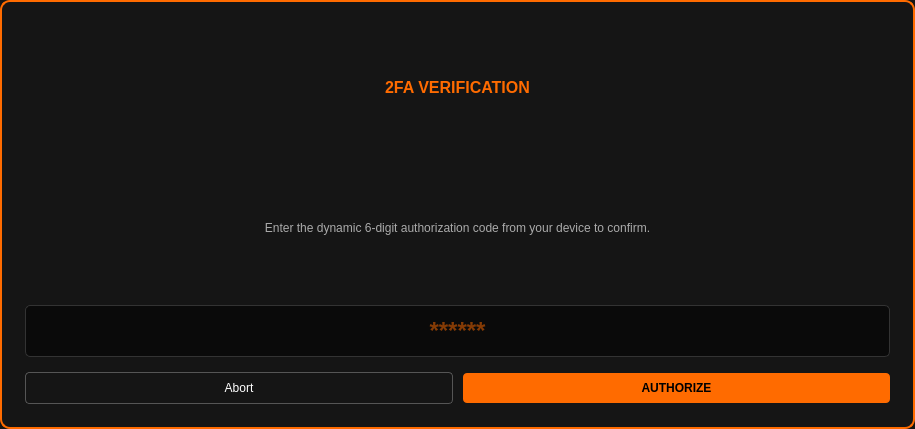
This is ui/totpdialog.ui in zuni-gleam/OOP-Banking-Management-System as Qt 5 draws it before an edit. The edited form follows.
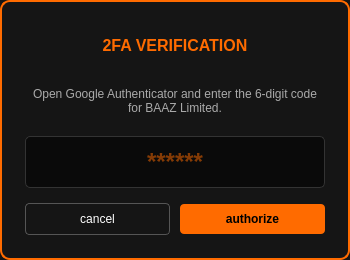
This is the edited form.

Diff of the .ui file:
```diff
--- a/ui/totpdialog.ui
+++ b/ui/totpdialog.ui
@@ -6,8 +6,8 @@
    <rect>
     <x>0</x>
     <y>0</y>
-    <width>915</width>
-    <height>429</height>
+    <width>350</width>
+    <height>260</height>
    </rect>
   </property>
   <property name="windowTitle">
@@ -50,8 +50,11 @@
      <property name="styleSheet">
       <string notr="true">color: #aaaaaa; font-size: 12px; border: none;</string>
      </property>
+     <property name="textFormat">
+      <enum>Qt::AutoText</enum>
+     </property>
      <property name="text">
-      <string>Enter the dynamic 6-digit authorization code from your device to confirm.</string>
+        <string>Open Google Authenticator and enter the 6-digit code for BAAZ Limited.</string>
      </property>
      <property name="alignment">
       <set>Qt::AlignmentFlag::AlignCenter</set>
@@ -88,7 +91,7 @@
         <string notr="true">background-color: transparent; border: 1px solid #555555; color: white; padding: 8px; border-radius: 4px;</string>
        </property>
        <property name="text">
-        <string>Abort</string>
+        <string>cancel</string>
        </property>
       </widget>
      </item>
@@ -98,7 +101,7 @@
         <string notr="true">background-color: #FF6B00; color: black; font-weight: bold; padding: 8px; border-radius: 4px; border: none;</string>
        </property>
        <property name="text">
-        <string>AUTHORIZE</string>
+        <string>authorize</string>
        </property>
       </widget>
      </item>
```
Left out of the diff: 14 changed lines with no effect on the pictures.
